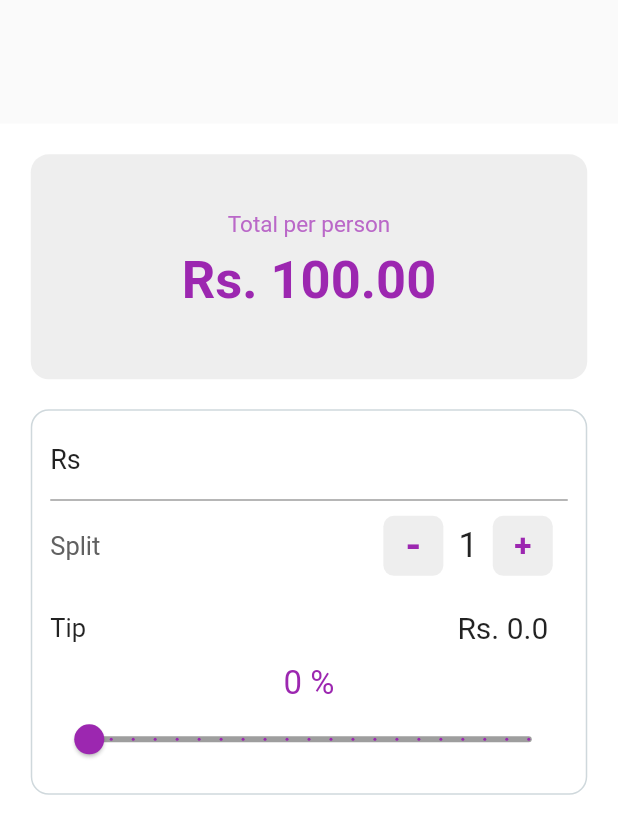
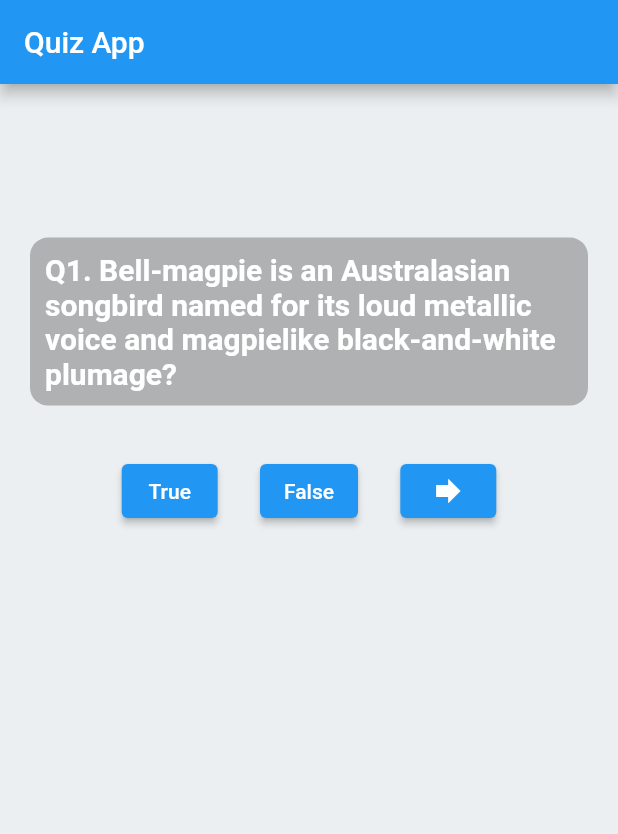
Before and after one commit to DevGautam2000/flutter_widgets, a Flutter app: the screen it shows after launch, on a phone screen of 412 x 824 dp. Shown: the top 834 px of the screen. Run offline on Flutter 3.47's test engine with Material 2 defaults, Android fonts, the phone set to English and light mode, and no system bars.

Commit message:
finished quiz app

```diff
--- a/lib/main.dart
+++ b/lib/main.dart
@@ -1,13 +1,14 @@
 // import 'package:flutter_widgets/widgets/biz_card.dart';
 // import 'package:flutter_widgets/widgets/quotes.dart';
 import 'package:flutter/material.dart';
-import 'package:flutter_widgets/widgets/bill_splitter.dart';
+import 'package:flutter_widgets/widgets/quiz.dart';
 
 void main() {
   runApp(MaterialApp(
     debugShowCheckedModeBanner: false,
     // home: BizCard(),
     // home: Quotes(),
-    home: BillSplitter(),
+    // home: BillSplitter(),
+    home: Quiz(),
   ));
 }
--- /dev/null
+++ b/lib/model/question.dart
@@ -0,0 +1,6 @@
+class Question {
+  String question;
+  bool isCorrect;
+
+  Question.name(this.question, this.isCorrect);
+}
--- /dev/null
+++ b/lib/widgets/quiz.dart
@@ -0,0 +1,144 @@
+import 'package:flutter/material.dart';
+import 'package:flutter_widgets/model/question.dart';
+
+class Quiz extends StatefulWidget {
+  @override
+  _QuizState createState() => _QuizState();
+}
+
+class _QuizState extends State<Quiz> {
+  List questionBank = [
+    Question.name(
+        "Bell-magpie is an Australasian songbird named for its loud metallic "
+        "voice and magpielike black-and-white plumage?",
+        true),
+    Question.name(
+        "Pigeon is an Australasian songbird named for its loud metallic "
+        "voice and magpielike black-and-white plumage?",
+        false),
+    Question.name(
+        "Bell-magpie is an Australasian songbird named for its loud metallic "
+        "voice and magpielike black-and-white plumage?",
+        true),
+    Question.name(
+        "Vulture is an Australasian songbird named for its loud metallic "
+        "voice and magpielike black-and-white plumage?",
+        false),
+  ];
+
+  int _index = 0;
+
+  @override
+  Widget build(BuildContext context) {
+    return Scaffold(
+      backgroundColor: Colors.blueGrey.shade50,
+      appBar: AppBar(
+        title: Text("Quiz App"),
+      ),
+      body: Container(
+        child: Padding(
+          padding: const EdgeInsets.all(20.0),
+          child: Column(
+            mainAxisAlignment: MainAxisAlignment.center,
+            children: [
+              // Center(
+              //   child: Image.asset(
+              //     "images/flag.png",
+              //     width: 250,
+              //     height: 180,
+              //   ),
+              // ),
+              Padding(
+                padding: EdgeInsets.only(
+                    top: MediaQuery.of(context).size.height * 0.1),
+                child: Container(
+                  decoration: BoxDecoration(
+                      color: Colors.black26,
+                      borderRadius: BorderRadius.circular(12.0)),
+                  child: Padding(
+                    padding: const EdgeInsets.all(10.0),
+                    child: Text(
+                      "Q${_index + 1}. ${questionBank[_index].question}",
+                      style: TextStyle(
+                          color: Colors.white,
+                          fontSize: 20.0,
+                          fontWeight: FontWeight.bold),
+                    ),
+                  ),
+                ),
+              ),
+              Padding(
+                padding:
+                    EdgeInsets.all(MediaQuery.of(context).size.height * 0.04),
+                child: Row(
+                  mainAxisAlignment: MainAxisAlignment.spaceEvenly,
+                  children: [
+                    ElevatedButton(
+                      onPressed: () {
+                        _checkAns(true, context);
+                      },
+                      child: Text(
+                        "True",
+                        style: TextStyle(color: Colors.white),
+                      ),
+                    ),
+                    ElevatedButton(
+                      child: Text(
+                        "False",
+                        style: TextStyle(color: Colors.white),
+                      ),
+                      onPressed: () {
+                        _checkAns(false, context);
+                      },
+                    ),
+                    ElevatedButton(
+                        onPressed: () {
+                          _nextQuestion();
+                        },
+                        child: Icon(
+                          Icons.forward,
+                          color: Colors.white,
+                        )),
+                  ],
+                ),
+              ),
+              Spacer()
+            ],
+          ),
+        ),
+      ),
+    );
+  }
+
+  _checkAns(bool ans, BuildContext context) {
+    if (questionBank[_index].isCorrect == ans) {
+      var snackBar = SnackBar(
+        content: Text(
+          "Correct!",
+          style: TextStyle(color: Colors.white, fontSize: 15.0),
+        ),
+        backgroundColor: Colors.green,
+        duration: Duration(milliseconds: 300),
+      );
+      ScaffoldMessenger.of(context).showSnackBar(snackBar);
+
+      _nextQuestion();
+    } else {
+      var snackBar = SnackBar(
+        content: Text(
+          "Incorrect!",
+          style: TextStyle(color: Colors.white, fontSize: 15.0),
+        ),
+        backgroundColor: Colors.redAccent,
+        duration: Duration(milliseconds: 300),
+      );
+      ScaffoldMessenger.of(context).showSnackBar(snackBar);
+    }
+  }
+
+  _nextQuestion() {
+    setState(() {
+      _index = (_index + 1) % questionBank.length;
+    });
+  }
+}
--- a/pubspec.yaml
+++ b/pubspec.yaml
@@ -45,7 +45,8 @@ flutter:
   uses-material-design: true
 
   # To add assets to your application, add an assets section, like this:
-  # assets:
+  assets:
+    - images/flag.png
   #   - images/a_dot_burr.jpeg
   #   - images/a_dot_ham.jpeg
 
```
Also changed, not shown: images/flag.png (added).
